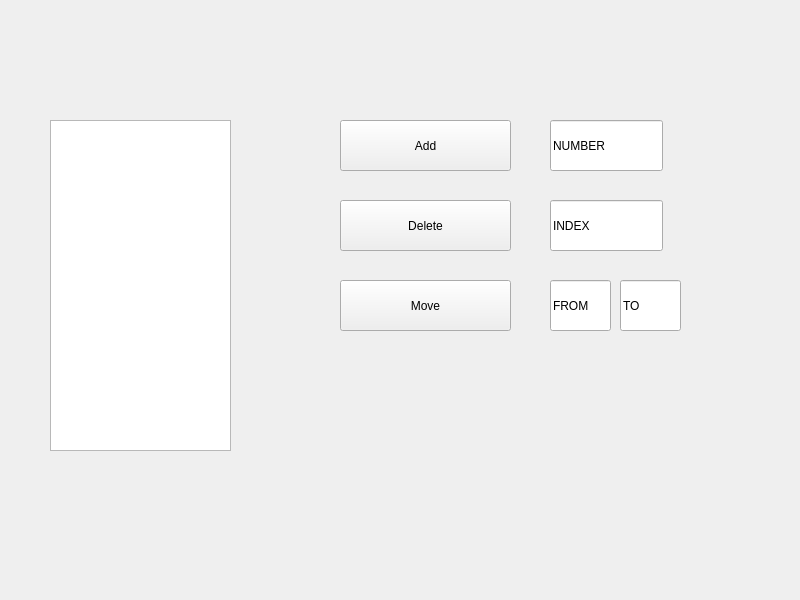
Before: the Qt Designer form mainwindow.ui in Fafaqqqq/ToDoList, drawn with Qt 5.
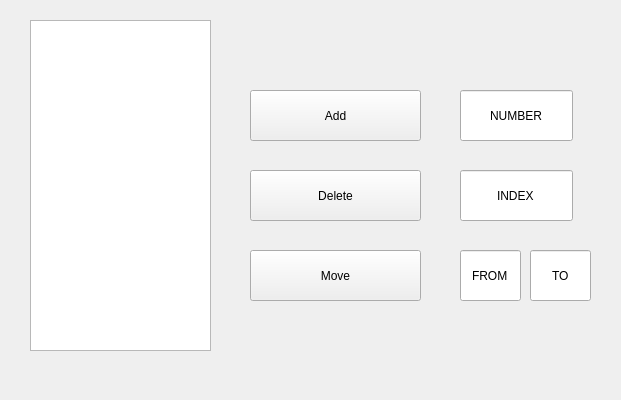
After: the same form once the commit is applied.

What changed in the file:
```diff
--- a/mainwindow.ui
+++ b/mainwindow.ui
@@ -6,8 +6,8 @@
    <rect>
     <x>0</x>
     <y>0</y>
-    <width>800</width>
-    <height>600</height>
+    <width>621</width>
+    <height>400</height>
    </rect>
   </property>
   <property name="windowTitle">
@@ -17,18 +17,23 @@
    <widget class="QListView" name="Numbers">
     <property name="geometry">
      <rect>
-      <x>50</x>
-      <y>120</y>
+      <x>30</x>
+      <y>20</y>
       <width>181</width>
       <height>331</height>
      </rect>
     </property>
+    <property name="font">
+     <font>
+      <pointsize>12</pointsize>
+     </font>
+    </property>
    </widget>
    <widget class="QPushButton" name="Add">
     <property name="geometry">
      <rect>
-      <x>340</x>
-      <y>120</y>
+      <x>250</x>
+      <y>90</y>
       <width>171</width>
       <height>51</height>
      </rect>
@@ -40,8 +45,8 @@
    <widget class="QPushButton" name="Delete">
     <property name="geometry">
      <rect>
-      <x>340</x>
-      <y>200</y>
+      <x>250</x>
+      <y>170</y>
       <width>171</width>
       <height>51</height>
      </rect>
@@ -53,8 +58,8 @@
    <widget class="QPushButton" name="Move">
     <property name="geometry">
      <rect>
-      <x>340</x>
-      <y>280</y>
+      <x>250</x>
+      <y>250</y>
       <width>171</width>
       <height>51</height>
      </rect>
@@ -66,8 +71,8 @@
    <widget class="QLineEdit" name="InputNum">
     <property name="geometry">
      <rect>
-      <x>550</x>
-      <y>120</y>
+      <x>460</x>
+      <y>90</y>
       <width>113</width>
       <height>51</height>
      </rect>
@@ -75,12 +80,18 @@
     <property name="text">
      <string>NUMBER</string>
     </property>
+    <property name="echoMode">
+     <enum>QLineEdit::Normal</enum>
+    </property>
+    <property name="alignment">
+     <set>Qt::AlignCenter</set>
+    </property>
    </widget>
    <widget class="QLineEdit" name="InputIndex">
     <property name="geometry">
      <rect>
-      <x>550</x>
-      <y>200</y>
+      <x>460</x>
+      <y>170</y>
       <width>113</width>
       <height>51</height>
      </rect>
@@ -88,12 +99,15 @@
     <property name="text">
      <string>INDEX</string>
     </property>
+    <property name="alignment">
+     <set>Qt::AlignCenter</set>
+    </property>
    </widget>
    <widget class="QLineEdit" name="InputFrom">
     <property name="geometry">
      <rect>
-      <x>550</x>
-      <y>280</y>
+      <x>460</x>
+      <y>250</y>
       <width>61</width>
       <height>51</height>
      </rect>
@@ -101,12 +115,15 @@
     <property name="text">
      <string>FROM</string>
     </property>
+    <property name="alignment">
+     <set>Qt::AlignCenter</set>
+    </property>
    </widget>
    <widget class="QLineEdit" name="inputTo">
     <property name="geometry">
      <rect>
-      <x>620</x>
-      <y>280</y>
+      <x>530</x>
+      <y>250</y>
       <width>61</width>
       <height>51</height>
      </rect>
@@ -114,6 +131,9 @@
     <property name="text">
      <string>TO</string>
     </property>
+    <property name="alignment">
+     <set>Qt::AlignCenter</set>
+    </property>
    </widget>
   </widget>
  </widget>
```
Left out of the diff: 5 changed lines with no effect on the pictures.
